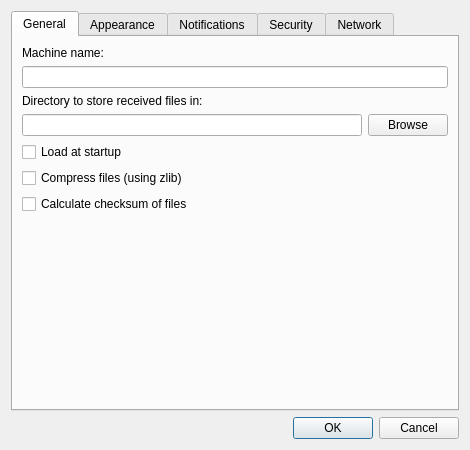
This is nitroshare/ui/CSettingsDialog.ui in nathan-osman/NitroShare-Mac as Qt 5 draws it before an edit. The edited form follows.
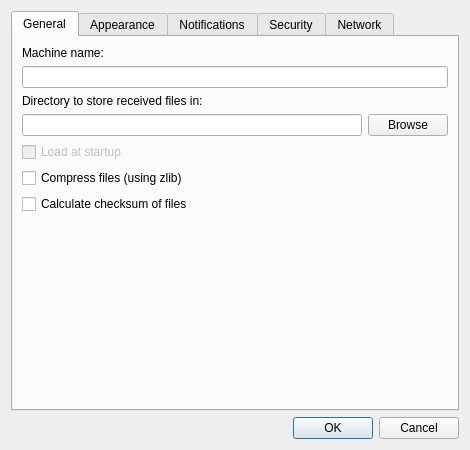
This is the edited form. Icons and pictures are not drawn.

Commit message: Disable load at startup value

The edit to the form file:
```diff
--- a/nitroshare/ui/CSettingsDialog.ui
+++ b/nitroshare/ui/CSettingsDialog.ui
@@ -58,7 +58,7 @@
        <item>
         <widget class="QCheckBox" name="LoadAtStartup">
          <property name="enabled">
-          <bool>true</bool>
+          <bool>false</bool>
          </property>
          <property name="text">
           <string>Load at startup</string>
```
